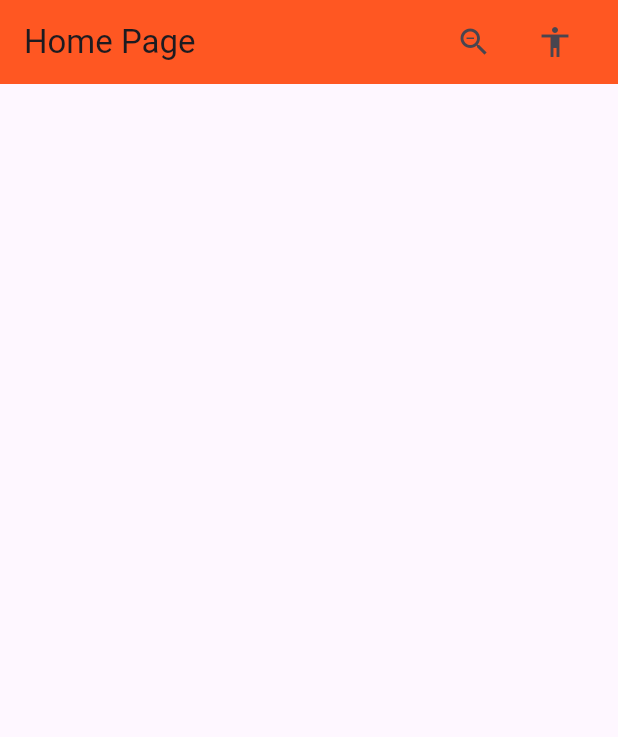
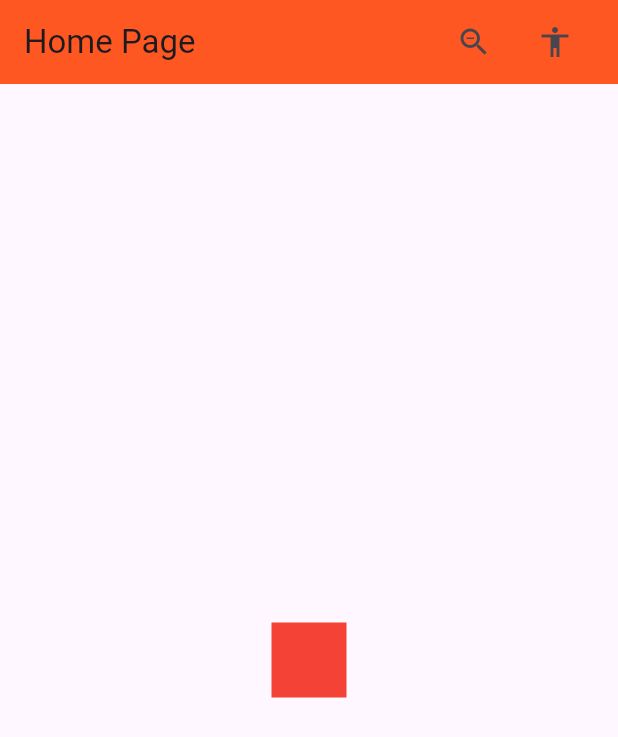
Before and after one commit to ENZHOUHUY/tugas_week_5_1123150029, a Flutter app: the screen it shows after launch, on a phone screen of 412 x 824 dp. Shown: the top 737 px of the screen. Run offline on Flutter 3.47's test engine with Material 3 defaults, Android fonts, the phone set to English and light mode, and no system bars.

Commit message:
buat kotak

```diff
--- a/lib/main.dart
+++ b/lib/main.dart
@@ -33,12 +33,16 @@
                 SizedBox(width: 30,),
               ],
             ),
-            body: SingleChildScrollView(
-              child: Container(
-                padding: const EdgeInsets.all(20.0),
-                child: const Column(
-                  children: [],
-                ),
+            body: Center(
+              child: Column(
+                mainAxisAlignment: MainAxisAlignment.center,
+                children: [
+                  Container(
+                    height: 50,
+                    width: 50,
+                    color: Colors.red,
+                  ),
+                ],
               ),
             ),
           );
```
